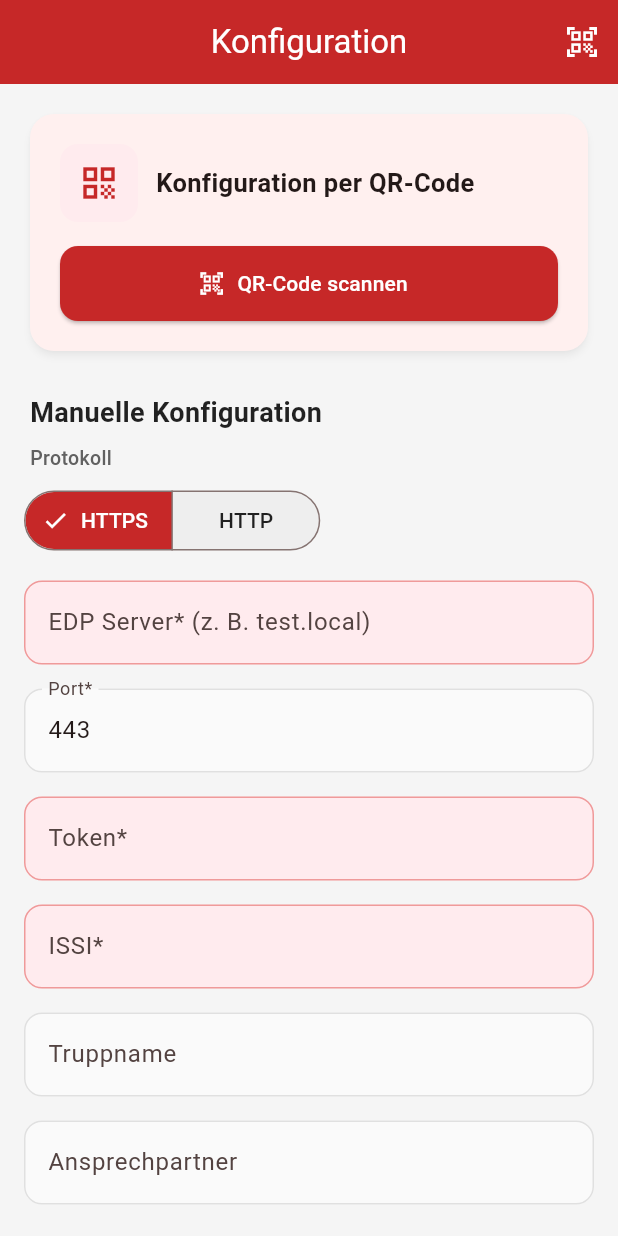
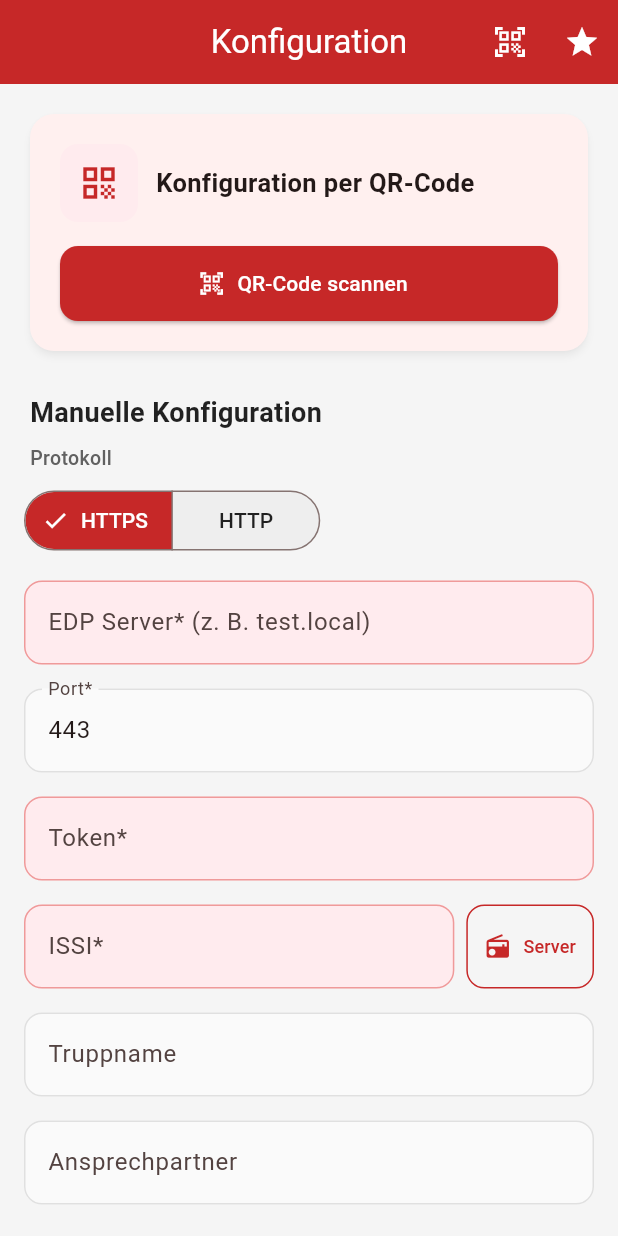
Before and after one commit to FlorianGross/trupp_app, a Flutter app: the screen it shows after launch, on a phone screen of 412 x 824 dp. Run offline on Flutter 3.47's test engine with Material 3 defaults, Android fonts, the phone set to English and light mode, and no system bars; our stand-ins replace app_links, battery_plus, connectivity_plus, flutter_local_notifications, flutter_map, geolocator and 8 more; missing offline and left inert: disable_battery_optimization, flutter_background_service, flutter_overlay_window, mobile_scanner; accounts and stored records are empty; statements that could not run were skipped.

Commit message:
feat: ConfigScreen – Pro-Button (AppBar) und ISSI-Picker vom Server

```diff
--- a/lib/ConfigScreen.dart
+++ b/lib/ConfigScreen.dart
@@ -4,8 +4,11 @@ import 'package:mobile_scanner/mobile_scanner.dart';
 
 import 'status_overview_screen.dart';
 import 'data/edp_api.dart';
+import 'data/edp_api_pro.dart';
 import 'data/alarm_service.dart';
 import 'data/profile_store.dart';
+import 'pro/pro_dashboard_screen.dart';
+import 'pro/issi_picker_screen.dart';
 
 class ConfigScreen extends StatefulWidget {
   const ConfigScreen({super.key});
@@ -135,6 +138,67 @@ class _ConfigScreenState extends State<ConfigScreen> with SingleTickerProviderSt
       controller: controller,
       keyboardType: keyboardType,
       decoration: _materialDecoration(label, missing: false),
+    );
+  }
+
+  /// ISSI-Feld mit optionalem Server-Picker-Button (Pro).
+  Widget _issiField() {
+    final missing = _isMissing(issiController);
+    final autoMode = _showAllErrors
+        ? AutovalidateMode.always
+        : AutovalidateMode.onUserInteraction;
+
+    return Row(
+      crossAxisAlignment: CrossAxisAlignment.start,
+      children: [
+        Expanded(
+          child: TextFormField(
+            controller: issiController,
+            autovalidateMode: autoMode,
+            validator: (v) =>
+                (v == null || v.trim().isEmpty) ? 'Pflichtfeld' : null,
+            keyboardType: TextInputType.number,
+            onChanged: (_) => setState(() {}),
+            decoration: _materialDecoration('ISSI*', missing: missing),
+          ),
+        ),
+        const SizedBox(width: 8),
+        SizedBox(
+          height: 56,
+          child: OutlinedButton.icon(
+            onPressed: () async {
+              final api = EdpApiPro.instance;
+              if (api == null || !api.hasToken) {
+                ScaffoldMessenger.of(context).showSnackBar(
+                  const SnackBar(
+                    content: Text(
+                        'Bitte zuerst Pro-API einrichten (AppBar → ★)'),
+                    backgroundColor: Colors.orange,
+                  ),
+                );
+                return;
+              }
+              final issi = await Navigator.push<String>(
+                context,
+                MaterialPageRoute(
+                    builder: (_) => const IssiPickerScreen()),
+              );
+              if (issi != null && mounted) {
+                setState(() => issiController.text = issi);
+              }
+            },
+            icon: const Icon(Icons.radio, size: 18),
+            label: const Text('Server', style: TextStyle(fontSize: 12)),
+            style: OutlinedButton.styleFrom(
+              foregroundColor: Colors.red.shade800,
+              side: BorderSide(color: Colors.red.shade800),
+              shape: RoundedRectangleBorder(
+                  borderRadius: BorderRadius.circular(12)),
+              padding: const EdgeInsets.symmetric(horizontal: 12),
+            ),
+          ),
+        ),
+      ],
     );
   }
 
@@ -425,6 +489,15 @@ class _ConfigScreenState extends State<ConfigScreen> with SingleTickerProviderSt
             tooltip: 'Per QR übernehmen',
             onPressed: _openScannerSheet,
           ),
+          IconButton(
+            icon: const Icon(Icons.star),
+            tooltip: 'Pro Funktionen',
+            onPressed: () => Navigator.push(
+              context,
+              MaterialPageRoute(
+                  builder: (_) => const ProDashboardScreen()),
+            ),
+          ),
         ],
       ),
       body: SafeArea(
@@ -474,7 +547,7 @@ class _ConfigScreenState extends State<ConfigScreen> with SingleTickerProviderSt
           const SizedBox(height: 16),
           _requiredField(label: 'Token*', controller: tokenController),
           const SizedBox(height: 16),
-          _requiredField(label: 'ISSI*', controller: issiController),
+          _issiField(),
           const SizedBox(height: 16),
           _optionalField(label: 'Truppname', controller: truppController),
           const SizedBox(height: 16),
```
